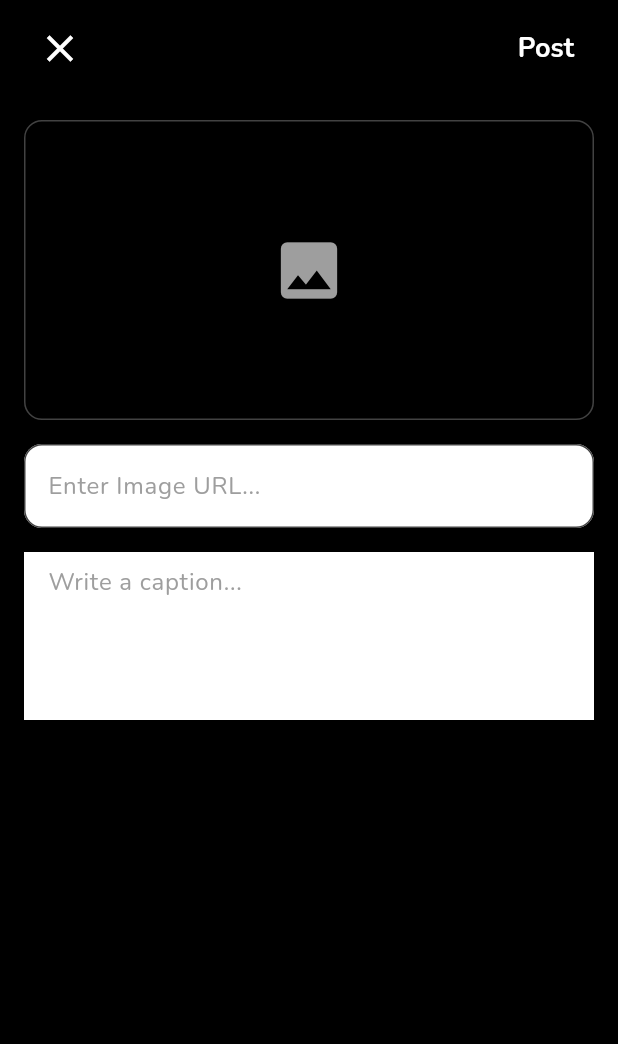
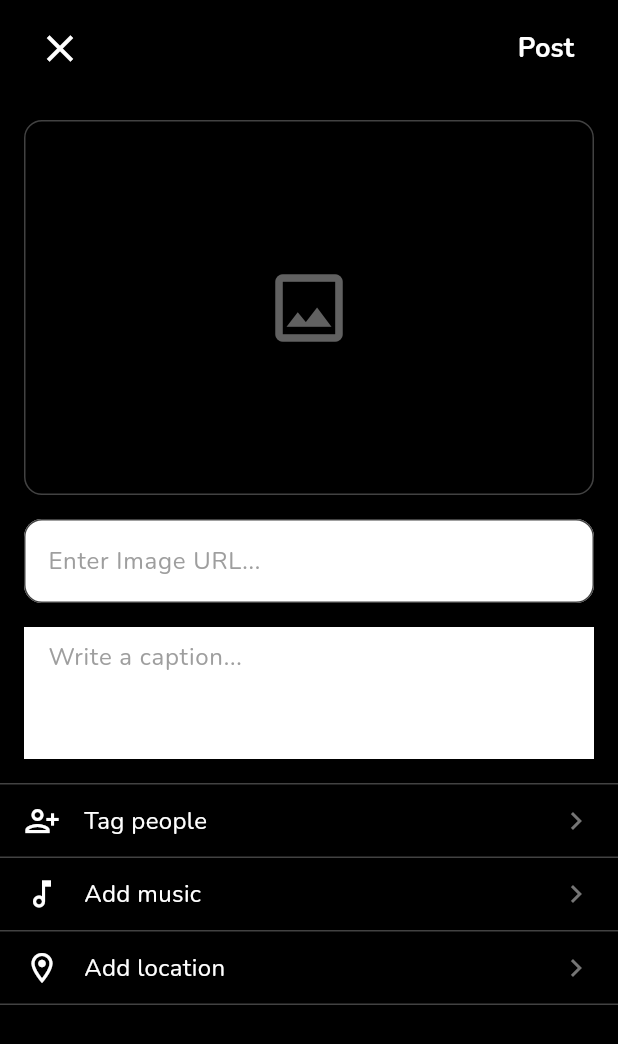
Before and after one commit to swaingithub/social-app, a Flutter app: the AddPostScreen screen opened by its route, on a phone screen of 412 x 824 dp. Shown: the top 1044 px of the screen. Run offline on Flutter 3.47's test engine with Material 3 defaults, Android fonts, the phone set to English and light mode, and no system bars; our stand-ins replace flutter_animate, flutter_svg, go_router, google_fonts, image_picker, shared_preferences and 1 more; accounts and stored records are empty; network calls fail.

Commit message:
updated addpost page

```diff
--- a/frontend/lib/screens/add_post_screen.dart
+++ b/frontend/lib/screens/add_post_screen.dart
@@ -22,6 +22,7 @@ class _AddPostScreenState extends State<AddPostScreen> {
     return Scaffold(
       backgroundColor: Colors.black,
       body: SafeArea(
+        child: SingleChildScrollView(
           child: Column(
             children: [
               // Header with back button and Post button
@@ -73,7 +74,8 @@ class _AddPostScreenState extends State<AddPostScreen> {
                 child: Column(
                   children: [
                     Container(
-                    height: 200,
+                      height: 250,
+                      width: double.infinity,
                       decoration: BoxDecoration(
                         borderRadius: BorderRadius.circular(12),
                         border: Border.all(color: Colors.grey.shade800),
@@ -85,8 +87,8 @@ class _AddPostScreenState extends State<AddPostScreen> {
                             : null,
                       ),
                       child: _imageUrlController.text.isEmpty
-                        ? const Center(
-                            child: Icon(Icons.image, color: Colors.grey, size: 50),
+                          ? Center(
+                              child: Icon(Icons.image_outlined, color: Colors.grey.shade700, size: 60),
                             )
                           : null,
                     ),
@@ -126,9 +128,39 @@ class _AddPostScreenState extends State<AddPostScreen> {
                     hintStyle: TextStyle(color: Colors.grey.shade500),
                     border: InputBorder.none,
                   ),
-                maxLines: 4,
+                  maxLines: 3,
                 ),
               ),
+              const SizedBox(height: 16),
+              // Additional options
+              Divider(color: Colors.grey.shade800, height: 1),
+              _buildOptionRow(Icons.person_add_alt_1_outlined, 'Tag people'),
+              Divider(color: Colors.grey.shade800, height: 1),
+              _buildOptionRow(Icons.music_note_outlined, 'Add music'),
+              Divider(color: Colors.grey.shade800, height: 1),
+              _buildOptionRow(Icons.location_on_outlined, 'Add location'),
+              Divider(color: Colors.grey.shade800, height: 1),
+            ],
+          ),
+        ),
+      ),
+    );
+  }
+
+  Widget _buildOptionRow(IconData icon, String title) {
+    return InkWell(
+      onTap: () {
+        // TODO: Implement option functionality
+      },
+      child: Padding(
+        padding: const EdgeInsets.symmetric(horizontal: 16.0, vertical: 12.0),
+        child: Row(
+          children: [
+            Icon(icon, color: Colors.white, size: 24),
+            const SizedBox(width: 16),
+            Text(title, style: const TextStyle(color: Colors.white, fontSize: 16)),
+            const Spacer(),
+            Icon(Icons.chevron_right, color: Colors.grey.shade600, size: 24),
           ],
         ),
       ),
```
Lines whose indentation alone changed are shown as unchanged.
